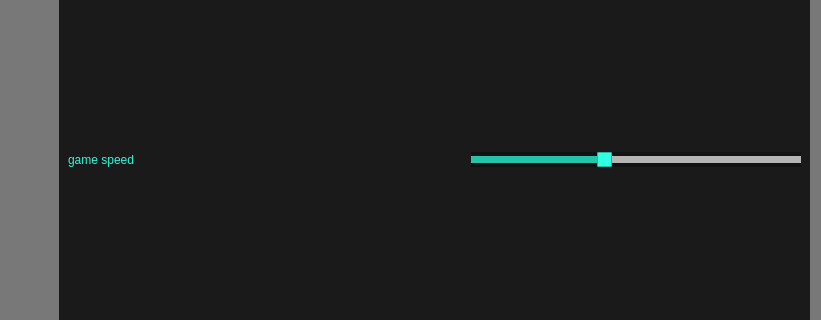
This is src/ui/settings_widget.ui in k88936/UnRustedWarfare as Qt 5 draws it before an edit; both pictures show x 0 to 821 and y 195 to 515 of the 821 by 683 pixel window. The edited form follows.
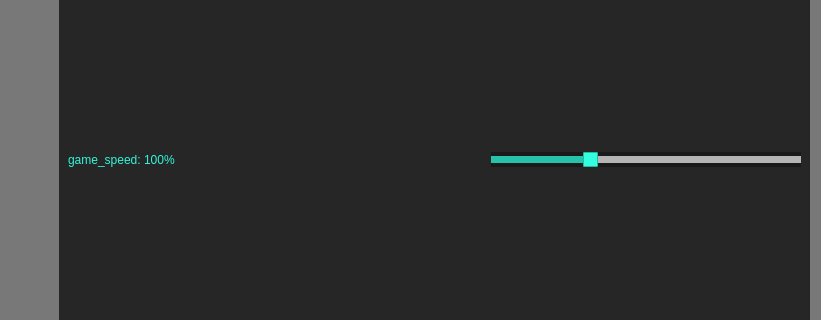
This is the edited form. Icons and pictures are not drawn.

Diff of the .ui file:
```diff
--- a/src/ui/settings_widget.ui
+++ b/src/ui/settings_widget.ui
@@ -505,6 +505,14 @@
       </layout>
      </widget>
      <widget class="QWidget" name="page1">
+      <property name="geometry">
+       <rect>
+        <x>0</x>
+        <y>0</y>
+        <width>753</width>
+        <height>572</height>
+       </rect>
+      </property>
       <attribute name="label">
        <string>Game</string>
       </attribute>
@@ -512,9 +520,12 @@
        <item>
         <layout class="QHBoxLayout" name="horizontalLayout_4">
          <item>
-          <widget class="QLabel" name="label_2">
+          <widget class="QLabel" name="game_speed_label">
+           <property name="styleSheet">
+            <string notr="true">color: rgb(48, 246, 217);</string>
+           </property>
            <property name="text">
-            <string>&lt;html&gt;&lt;head/&gt;&lt;body&gt;&lt;p&gt;&lt;span style=&quot; color:#30f6d9;&quot;&gt;game speed&lt;/span&gt;&lt;/p&gt;&lt;/body&gt;&lt;/html&gt;</string>
+            <string>game_speed: 100%</string>
            </property>
           </widget>
          </item>
@@ -540,13 +551,16 @@
             </size>
            </property>
            <property name="minimum">
-            <number>30</number>
+            <number>10</number>
            </property>
            <property name="maximum">
-            <number>80</number>
+            <number>300</number>
+           </property>
+           <property name="singleStep">
+            <number>10</number>
            </property>
            <property name="value">
-            <number>50</number>
+            <number>100</number>
            </property>
            <property name="orientation">
             <enum>Qt::Orientation::Horizontal</enum>
```
Left out of the diff: 16 changed lines with no effect on the pictures.
